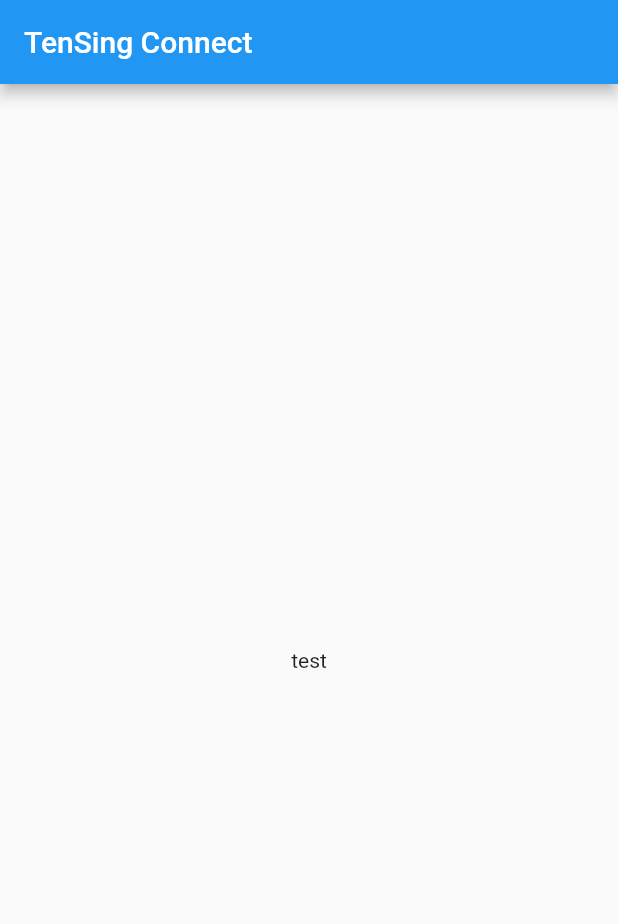
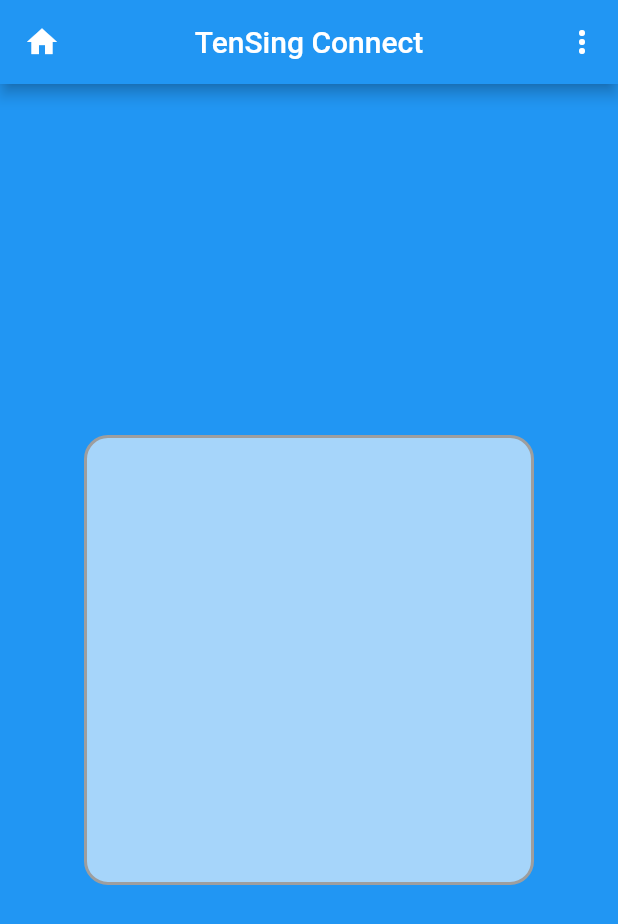
Before and after one commit to JuKu/ts-connect-app, a Flutter app: the screen it shows after launch, on a phone screen of 412 x 824 dp. Shown: the top 924 px of the screen. Run offline on Flutter 3.47's test engine with Material 2 defaults, Android fonts, the phone set to English and light mode, and no system bars.

Commit message:
Add LoginFormWidget

```diff
--- a/analysis_options.yaml
+++ b/analysis_options.yaml
@@ -24,6 +24,7 @@
   rules:
     # avoid_print: false  # Uncomment to disable the `avoid_print` rule
     # prefer_single_quotes: true  # Uncomment to enable the `prefer_single_quotes` rule
+    package_api_docs: true
 
 # Additional information about this file can be found at
 # https://dart.dev/guides/language/analysis-options
--- a/lib/main.dart
+++ b/lib/main.dart
@@ -11,7 +11,9 @@
   @override
   Widget build(BuildContext context) {
     return const MaterialApp(
-      home: LoginActivity()
+      home: LoginActivity(),
+      /*debugShowCheckedModeBanner: false,
+      debugShowMaterialGrid: false,*/
     );
   }
 }
--- a/lib/presentation/login/login_activity.dart
+++ b/lib/presentation/login/login_activity.dart
@@ -1,4 +1,5 @@
 import 'package:flutter/material.dart';
+import 'package:ts_connect_app/presentation/login/widgets/login_form.dart';
 
 /**
  * the login activity, where the user can login or register.
@@ -13,12 +14,24 @@
     return MaterialApp(
       home: Scaffold(
         appBar: AppBar(
-            title: const Text("TenSing Connect")
+          title: const Text("TenSing Connect"),
+          centerTitle: true,
+          leading: const Icon(Icons.home),
+          actions: [
+            /*IconButton(
+              onPressed: () {},
+              icon: const Icon(Icons.call),
+            ),*/
+            IconButton(
+              onPressed: () {},
+              icon: const Icon(Icons.more_vert),
+            ),
+          ],
         ),
-        body: const Center(
-          child:
-          Text("test"),
-        ),
+        body: const LoginFormWidget(),/*const Center(
+          child: Text("test"),
+        ),*/
+        backgroundColor: Theme.of(context).primaryColor,
       ),
     );
   }
--- /dev/null
+++ b/lib/presentation/login/widgets/login_form.dart
@@ -0,0 +1,21 @@
+import 'package:flutter/material.dart';
+
+class LoginFormWidget extends StatelessWidget {
+  const LoginFormWidget({Key? key}) : super(key: key);
+
+  @override
+  Widget build(BuildContext context) {
+    return Center(
+      child: Container(
+          height: 300,
+          width: 300,
+          //color: Theme.of(context).secondaryHeaderColor,
+        decoration: BoxDecoration(
+          color: Colors.white60,
+          border: Border.all(color: Colors.grey, width: 2.0, style: BorderStyle.solid),
+          borderRadius: BorderRadius.circular(16),
+        ),
+      ),
+    );
+  }
+}
```
